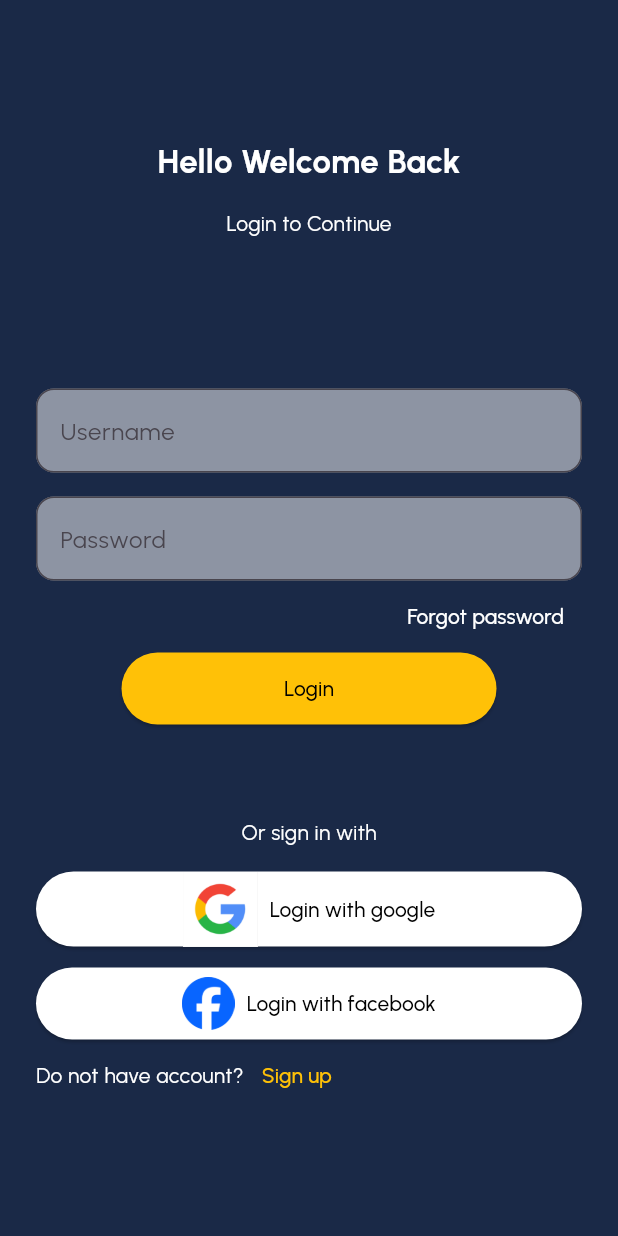
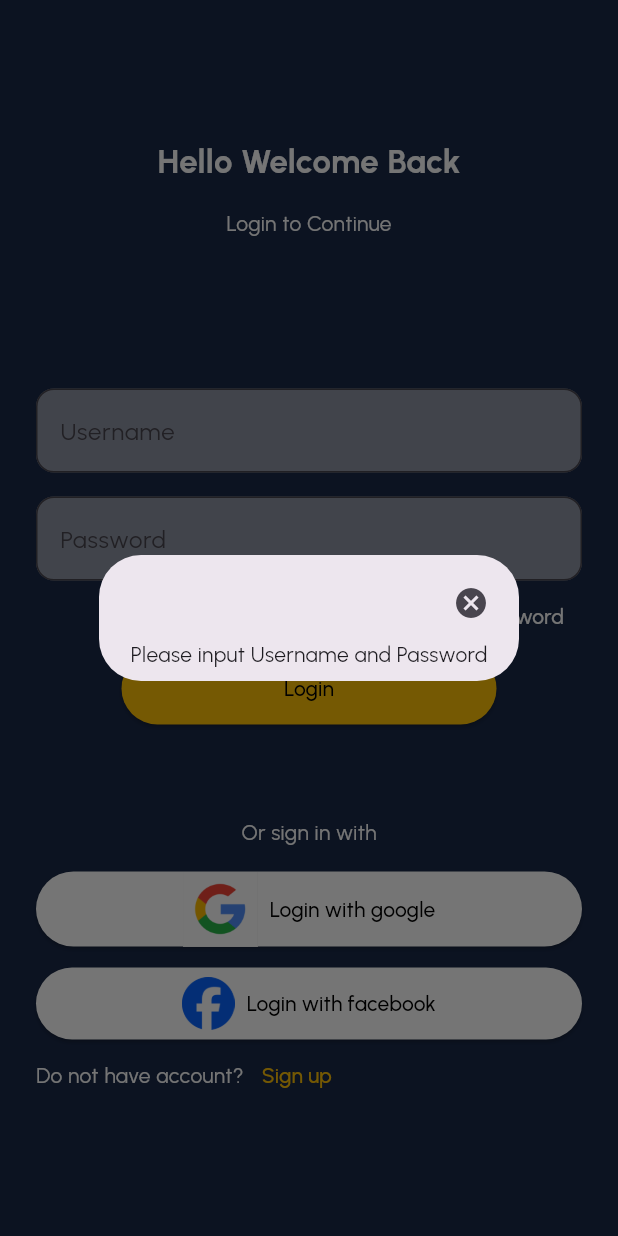
Before and after one commit to Dianagit168/Learn_Flutter, a Flutter app: the screen it shows after launch, after a tap on "Login", on a phone screen of 412 x 824 dp. Run offline on Flutter 3.47's test engine with Material 3 defaults, Android fonts, the phone set to English and light mode, and no system bars; our stand-ins replace flutter_map, latlong2; accounts and stored records are empty.

Commit message:
7 hour flutter learning

```diff
--- a/lib/data/response/login_respone.dart
+++ b/lib/data/response/login_respone.dart
@@ -7,6 +7,7 @@ class LoginRespone {
   LoginRespone(this.userModel, this.token);
 
   factory LoginRespone.fromJson(Map<String, dynamic> json) => LoginRespone(
+        //do not know
         UserModel.fromJson(json),
         json['token'],
       );
--- a/lib/data/service/login_service.dart
+++ b/lib/data/service/login_service.dart
@@ -1,6 +1,8 @@
 import 'dart:convert';
 
+import 'package:flutter/material.dart';
 import 'package:flutter_learning/config/app_config.dart';
+import 'package:flutter_learning/config/app_rout.dart';
 import 'package:flutter_learning/data/response/login_respone.dart';
 
 import 'package:http/http.dart' as http;
@@ -10,9 +12,15 @@ class LoginService {
   final String password;
 
   LoginService(this.username, this.password);
-  Future<LoginRespone> call() async {
-    final result = await http.post(
+  Future<LoginRespone> call(BuildContext context) async {
+    debugPrint('username in service is $username');
+    debugPrint('password in service is $password');
+
+    http.Response? result;
+    if (username.isNotEmpty && password.isNotEmpty) {
+      result = await http.post(
         Uri.parse(AppConfig.baseUrl),
+        headers: {'Content-Type': 'application/json'},
         body: jsonEncode(
           {
             'username': username, //"emilys
@@ -20,6 +28,40 @@ class LoginService {
           },
         ),
       );
-    return LoginRespone.fromJson(jsonDecode(result.body));
+      if (result.statusCode == 200) {
+        debugPrint('Login Success');
+        Navigator.of(context).pushReplacementNamed(AppRoutes.main);
+      } else {
+        debugPrint('Login fail ');
+      }
+    } else {
+      showDialog(
+        context: context,
+        builder: (context) {
+          return AlertDialog(
+            insetPadding: const EdgeInsets.all(14),
+            contentPadding: const EdgeInsets.all(8),
+            content: Column(
+              mainAxisSize: MainAxisSize.min,
+              children: [
+                Align(
+                  alignment: Alignment.topRight,
+                  child: IconButton(
+                    splashRadius: 20,
+                    onPressed: () {
+                      Navigator.pop(context);
+                    },
+                    icon: const Icon(Icons.cancel),
+                  ),
+                ),
+                const Text('Please input Username and Password')
+              ],
+            ),
+          );
+        },
+      );
+    }
+
+    return LoginRespone.fromJson(jsonDecode(result!.body));
   }
 }
--- a/lib/provider/login_provider.dart
+++ b/lib/provider/login_provider.dart
@@ -5,8 +5,8 @@ import 'package:flutter_learning/data/service/login_service.dart';
 class LoginProvider extends ChangeNotifier {
   var username = '';
   var password = '';
-  Future<LoginRespone> handleLogin() async {
-    return LoginService(username, password).call();
+  Future<LoginRespone?> handleLogin(BuildContext context) async {
+    return LoginService(username, password).call(context);
   }
 }
 
```
Also changed, not shown: lib/pages/login_page.dart (+9 -7 lines), lib/pages/user_page.dart (+6 -5 lines), pubspec.lock. Lines whose indentation alone changed are shown as unchanged.
